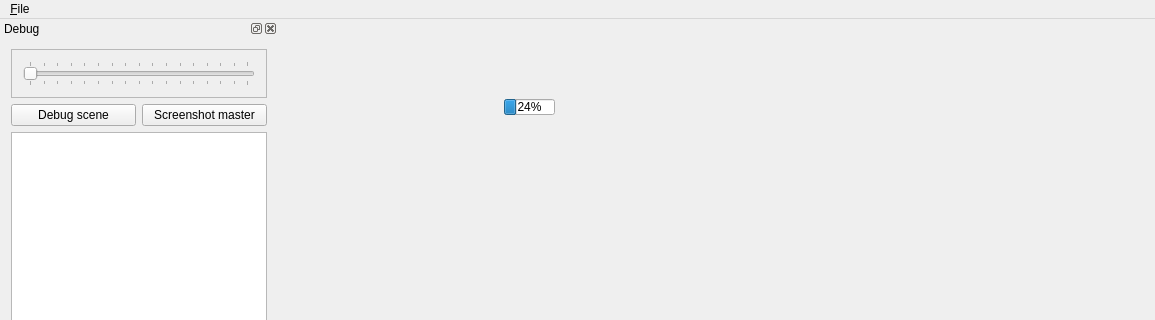
Above: mainwindow.ui from minotor-org/minotor before the change; both pictures show x 0 to 1155 and y 0 to 320 of the 1155 by 828 pixel window. Below: the same form after it.
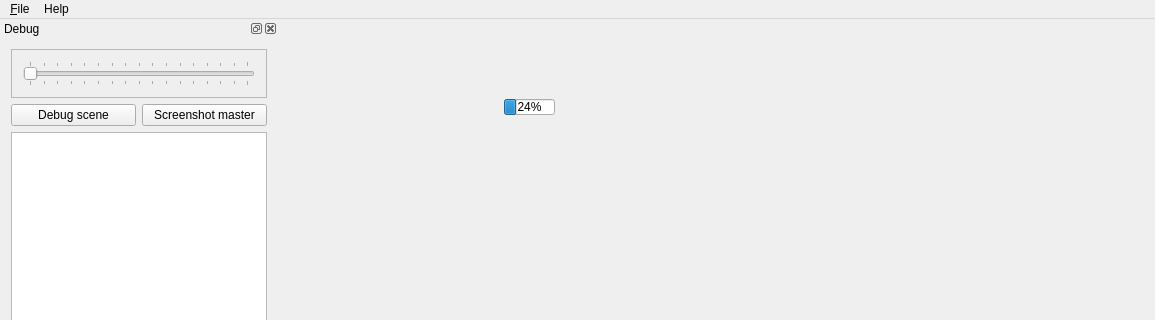
That is the form after the change.

Commit message: Added Help menu

What changed in the file:
```diff
--- a/mainwindow.ui
+++ b/mainwindow.ui
@@ -43,7 +43,14 @@
     </property>
     <addaction name="action_Configuration"/>
    </widget>
+   <widget class="QMenu" name="menuHelp">
+    <property name="title">
+     <string>Help</string>
+    </property>
+    <addaction name="action_MinotorWiki"/>
+   </widget>
    <addaction name="menu_File"/>
+   <addaction name="menuHelp"/>
   </widget>
   <widget class="QDockWidget" name="dwDebug">
    <property name="windowTitle">
```
Left out of the diff: 10 changed lines with no effect on the pictures. The commit also changes 2 other files.
